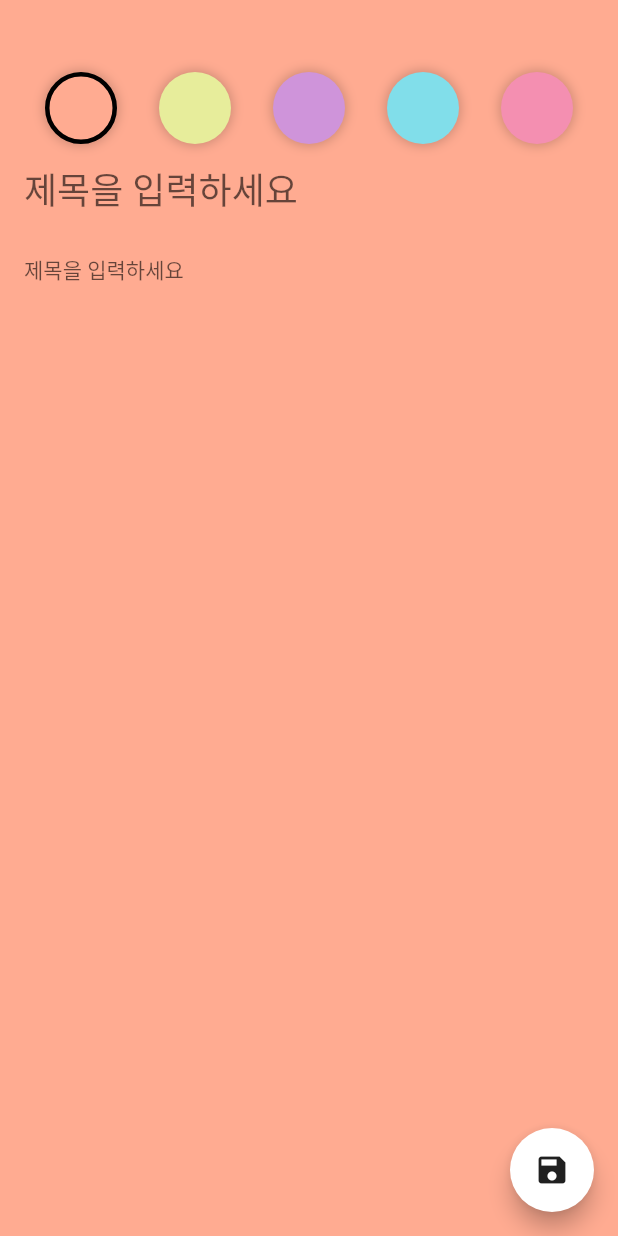
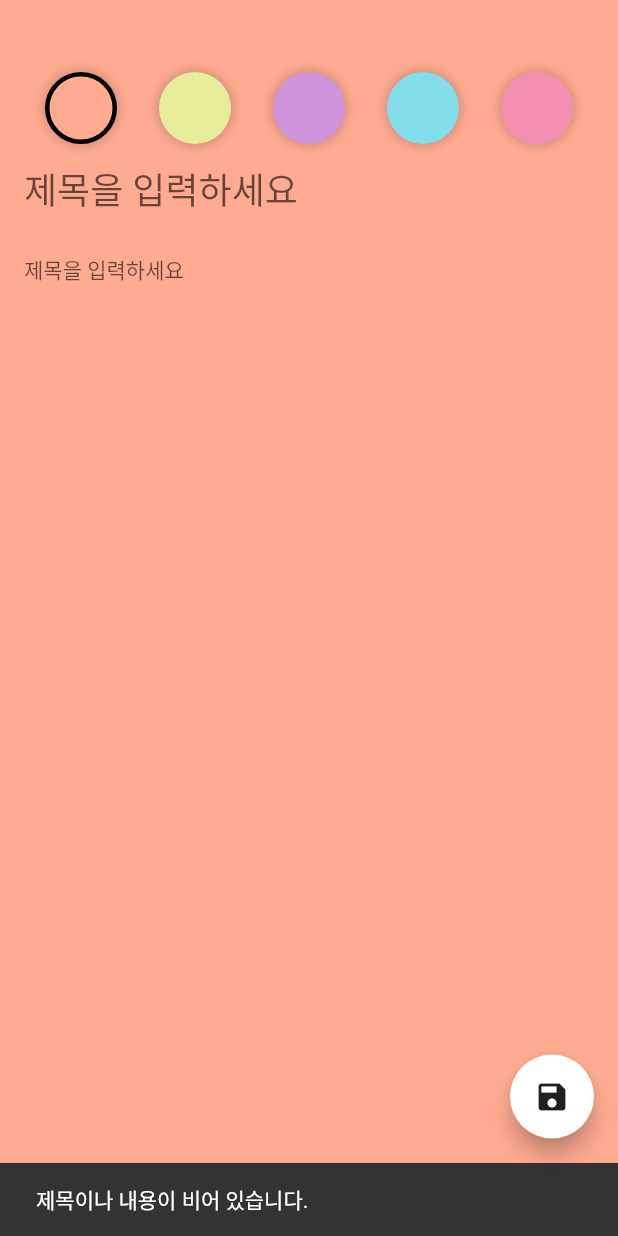
Before and after one commit to JaeSeon-Yu/simple_note, a Flutter app: the AddEditNoteScreen screen opened by its route, after a tap on the "save" icon, on a phone screen of 412 x 824 dp. Run offline on Flutter 3.47's test engine with Material 2 defaults, Android fonts, the phone set to English and light mode, and no system bars; our stand-ins replace freezed_annotation, logger, sqflite; accounts and stored records are empty; generated files the repository leaves out were written again.

Commit message:
note 추가, 삭제, 수정

```diff
--- a/lib/domain/model/note.dart
+++ b/lib/domain/model/note.dart
@@ -1,3 +1,5 @@
+import 'dart:ui';
+
 import 'package:freezed_annotation/freezed_annotation.dart';
 
 part 'note.freezed.dart';
--- a/lib/presentation/add_edit_note/add_edit_note_event.dart
+++ b/lib/presentation/add_edit_note/add_edit_note_event.dart
@@ -1,3 +1,5 @@
+import 'dart:ui';
+
 import 'package:freezed_annotation/freezed_annotation.dart';
 
 part 'add_edit_note_event.freezed.dart';
--- a/lib/presentation/add_edit_note/add_edit_note_screen.dart
+++ b/lib/presentation/add_edit_note/add_edit_note_screen.dart
@@ -1,4 +1,12 @@
+import 'dart:async';
+
 import 'package:flutter/material.dart';
+import 'package:logger/logger.dart';
+import 'package:provider/provider.dart';
+import 'package:simple_note/domain/model/note.dart';
+import 'package:simple_note/presentation/add_edit_note/add_edit_note_event.dart';
+import 'package:simple_note/presentation/add_edit_note/add_edit_note_ui_event.dart';
+import 'package:simple_note/presentation/add_edit_note/add_edit_note_view_model.dart';
 import 'package:simple_note/ui/colors.dart';
 
 class AddEditNoteScreen extends StatefulWidget {
@@ -11,6 +19,9 @@ class AddEditNoteScreen extends StatefulWidget {
 class _AddEditNoteScreenState extends State<AddEditNoteScreen> {
   final _titleController = TextEditingController();
   final _contentController = TextEditingController();
+  StreamSubscription? _streamSubscription;
+
+  Note? note;
 
   final List<Color> noteColors = [
     roseBud,
@@ -20,18 +31,60 @@ class _AddEditNoteScreenState extends State<AddEditNoteScreen> {
     illusion,
   ];
 
-  Color _color = roseBud;
+  @override
+  void initState() {
+    super.initState();
+
+    Future.microtask(() {
+      final viewModel = context.read<AddEditNoteViewModel>();
+
+      _streamSubscription = viewModel.eventStream.listen((event) {
+        event.when(saveNote: () {
+          Navigator.pop(context, true);
+        });
+      });
+
+      final arguments = (ModalRoute.of(context)?.settings.arguments ??
+          <String, dynamic>{}) as Map;
+
+      if (arguments.isNotEmpty) {
+        note = arguments['note'];
+        _titleController.text = note!.title;
+        _contentController.text = note!.content;
+        viewModel.onEvent(AddEditNoteEvent.changeColor(note!.color));
+      }
+
+    });
+  }
 
   @override
   Widget build(BuildContext context) {
+    final viewModel = context.watch<AddEditNoteViewModel>();
+
+
     return Scaffold(
       floatingActionButton: FloatingActionButton(
-        onPressed: () {},
+        onPressed: () {
+          if (_titleController.text.isEmpty ||
+              _contentController.text.isEmpty) {
+            const snackBar = SnackBar(content: Text('제목이나 내용이 비어 있습니다.'));
+            ScaffoldMessenger.of(context).showSnackBar(snackBar);
+          } else {
+            viewModel.onEvent(
+              AddEditNoteEvent.saveNote(
+                note?.id,
+                _titleController.text,
+                _contentController.text,
+              ),
+            );
+          }
+        },
         child: const Icon(Icons.save),
       ),
       body: Container(
         padding: const EdgeInsets.fromLTRB(16, 48, 16, 16),
-        color: _color,
+        color: Color(viewModel.color),
+        child: SafeArea(
           child: Column(
             children: [
               Row(
@@ -39,11 +92,12 @@ class _AddEditNoteScreenState extends State<AddEditNoteScreen> {
                 children: noteColors
                     .map(
                       (color) => InkWell(
-                      child: _buildBackgroundColor(color: color, selected: _color == color),
+                        child: _buildBackgroundColor(
+                            color: color,
+                            selected: viewModel.color == color.value),
                         onTap: () {
-                        setState(() {
-                          _color = color;
-                        });
+                          viewModel.onEvent(
+                              AddEditNoteEvent.changeColor(color.value));
                         },
                       ),
                     )
@@ -73,6 +127,7 @@ class _AddEditNoteScreenState extends State<AddEditNoteScreen> {
             ],
           ),
         ),
+      ),
     );
   }
 
@@ -81,6 +136,7 @@ class _AddEditNoteScreenState extends State<AddEditNoteScreen> {
     super.dispose();
     _contentController.dispose();
     _titleController.dispose();
+    _streamSubscription?.cancel();
   }
 
   Widget _buildBackgroundColor({
--- /dev/null
+++ b/lib/presentation/add_edit_note/add_edit_note_ui_event.dart
@@ -0,0 +1,8 @@
+import 'package:freezed_annotation/freezed_annotation.dart';
+
+part 'add_edit_note_ui_event.freezed.dart';
+
+@freezed
+abstract class AddEditNoteUIEvent<T> with _$AddEditNoteUIEvent<T> {
+  const factory AddEditNoteUIEvent.saveNote() = SaveNote;
+}
--- a/lib/presentation/add_edit_note/add_edit_note_view_model.dart
+++ b/lib/presentation/add_edit_note/add_edit_note_view_model.dart
@@ -1,14 +1,21 @@
+import 'dart:async';
+
 import 'package:flutter/material.dart';
+import 'package:logger/logger.dart';
 import 'package:simple_note/domain/model/note.dart';
 import 'package:simple_note/domain/repository/note_repository.dart';
 import 'package:simple_note/presentation/add_edit_note/add_edit_note_event.dart';
+import 'package:simple_note/presentation/add_edit_note/add_edit_note_ui_event.dart';
+import 'package:simple_note/ui/colors.dart';
 
 class AddEditNoteViewModel with ChangeNotifier {
   final NoteRepository repository;
 
-  int _color = Colors.orange.value;
+  int _color = roseBud.value;
+  int get color => _color;
 
-  int get color => color;
+  final _eventController = StreamController<AddEditNoteUIEvent>.broadcast();
+  Stream<AddEditNoteUIEvent> get eventStream => _eventController.stream;
 
   AddEditNoteViewModel(this.repository);
 
@@ -29,9 +36,11 @@ class AddEditNoteViewModel with ChangeNotifier {
       id: id,
       title: title,
       content: content,
-      color: _color,
+      color: color,
       timeStamp: DateTime.now().millisecondsSinceEpoch,
     );
+
+    Logger().i("note : $note");
 
     if (id == null) {
       repository.insertNote(
@@ -40,5 +49,9 @@ class AddEditNoteViewModel with ChangeNotifier {
     } else {
       repository.updateNote(note);
     }
+
+    _eventController.add(const AddEditNoteUIEvent.saveNote());
   }
+
+
 }
--- a/lib/presentation/notes/notes_view_model.dart
+++ b/lib/presentation/notes/notes_view_model.dart
@@ -12,7 +12,9 @@ class NotesViewModel with ChangeNotifier {
 
   Note? _recentlyDeletedNote;
 
-  NotesViewModel(this.repository);
+  NotesViewModel(this.repository){
+    _loadNotes();
+  }
 
   Future<void> onEvent(NotesEvent notesEvent) async {
     notesEvent.when(
@@ -30,7 +32,6 @@ class NotesViewModel with ChangeNotifier {
 
   Future<void> _deleteNote(Note note)async {
     await repository.deleteNote(note);
-
     _recentlyDeletedNote = note;
 
     await _loadNotes();
--- a/lib/routes.dart
+++ b/lib/routes.dart
@@ -9,10 +9,17 @@ class Routes {
 
 class Pages {
   static Route<dynamic>? generateRoute(RouteSettings settings) {
+    var argument = settings.arguments;
+
     switch (settings.name) {
       case Routes.addEditNoteScreen:
         {
-          return MaterialPageRoute(builder: (_) => const AddEditNoteScreen());
+          return MaterialPageRoute(
+            builder: (_) => const AddEditNoteScreen(),
+            settings: RouteSettings(
+              arguments: argument,
+            ),
+          );
         }
       case Routes.notesScreen:
         {
@@ -20,7 +27,7 @@ class Pages {
         }
       default:
         {
-          return MaterialPageRoute(builder: (_) => NotesScreen());
+          return null;
         }
     }
   }
--- a/pubspec.yaml
+++ b/pubspec.yaml
@@ -40,6 +40,7 @@ dependencies:
   sqflite_common_ffi:
   json_annotation:
   freezed_annotation:
+  logger:
 
 dev_dependencies:
   flutter_test:
```
Also changed, not shown: lib/presentation/notes/notes_screen.dart (+50 -22 lines), pubspec.lock, 1 other file. Lines whose indentation alone changed are shown as unchanged.
